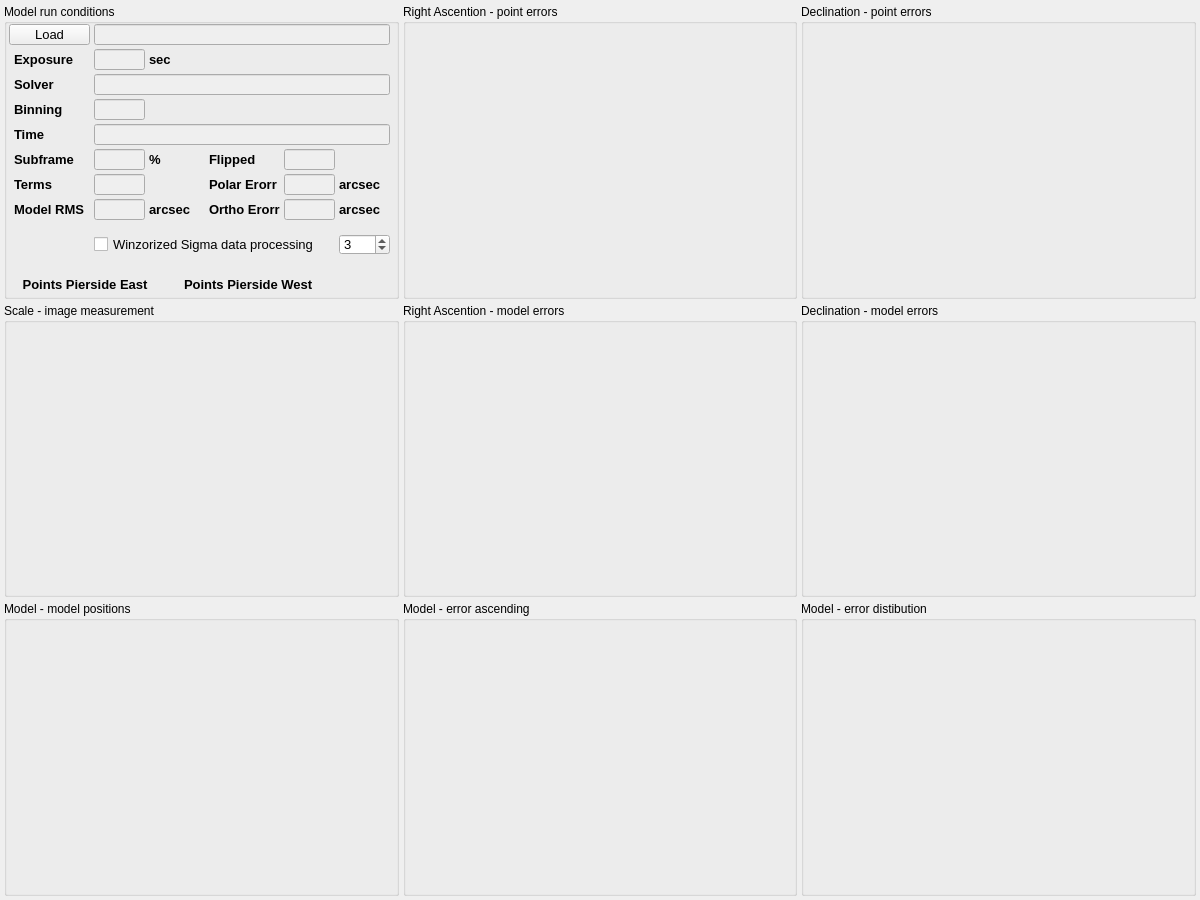
Qt form mw4/gui/widgets/analyse.ui (mworion/MountWizzard4) before a commit.
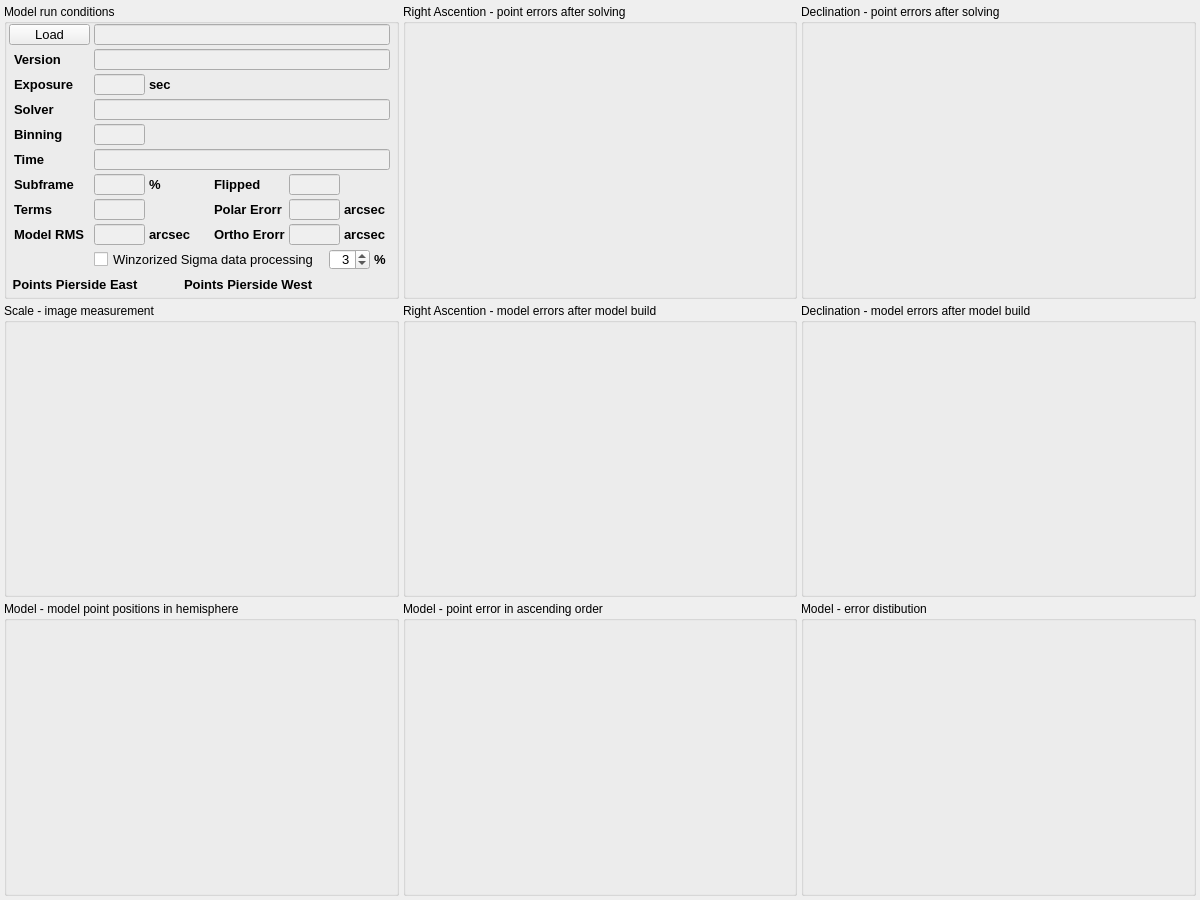
The same form after that commit.

What changed in the file:
```diff
--- a/mw4/gui/widgets/analyse.ui
+++ b/mw4/gui/widgets/analyse.ui
@@ -73,7 +73,7 @@
       </sizepolicy>
      </property>
      <property name="title">
-      <string>Right Ascention - point errors</string>
+      <string>Right Ascention - point errors after solving</string>
      </property>
      <property name="large" stdset="0">
       <bool>true</bool>
@@ -119,7 +119,7 @@
       </sizepolicy>
      </property>
      <property name="title">
-      <string>Declination - model errors</string>
+      <string>Declination - model errors after model build</string>
      </property>
      <property name="large" stdset="0">
       <bool>true</bool>
@@ -165,7 +165,7 @@
       </sizepolicy>
      </property>
      <property name="title">
-      <string>Right Ascention - model errors</string>
+      <string>Right Ascention - model errors after model build</string>
      </property>
      <property name="large" stdset="0">
       <bool>true</bool>
@@ -332,7 +332,7 @@
       <property name="geometry">
        <rect>
         <x>90</x>
-        <y>45</y>
+        <y>70</y>
         <width>51</width>
         <height>21</height>
        </rect>
@@ -371,7 +371,7 @@
       <property name="geometry">
        <rect>
         <x>90</x>
-        <y>70</y>
+        <y>95</y>
         <width>296</width>
         <height>21</height>
        </rect>
@@ -410,7 +410,7 @@
       <property name="geometry">
        <rect>
         <x>90</x>
-        <y>95</y>
+        <y>120</y>
         <width>51</width>
         <height>21</height>
        </rect>
@@ -449,7 +449,7 @@
       <property name="geometry">
        <rect>
         <x>90</x>
-        <y>120</y>
+        <y>145</y>
         <width>296</width>
         <height>21</height>
        </rect>
@@ -488,7 +488,7 @@
       <property name="geometry">
        <rect>
         <x>90</x>
-        <y>145</y>
+        <y>170</y>
         <width>51</width>
         <height>21</height>
        </rect>
@@ -516,6 +516,9 @@
       <property name="text">
        <string/>
       </property>
+      <property name="alignment">
+       <set>Qt::AlignRight|Qt::AlignTrailing|Qt::AlignVCenter</set>
+      </property>
       <property name="readOnly">
        <bool>true</bool>
       </property>
@@ -524,7 +527,7 @@
       <property name="geometry">
        <rect>
         <x>10</x>
-        <y>45</y>
+        <y>70</y>
         <width>76</width>
         <height>21</height>
        </rect>
@@ -544,7 +547,7 @@
       <property name="geometry">
        <rect>
         <x>10</x>
-        <y>70</y>
+        <y>95</y>
         <width>76</width>
         <height>21</height>
        </rect>
@@ -564,7 +567,7 @@
       <property name="geometry">
        <rect>
         <x>10</x>
-        <y>95</y>
+        <y>120</y>
         <width>76</width>
         <height>21</height>
        </rect>
@@ -584,7 +587,7 @@
       <property name="geometry">
        <rect>
         <x>10</x>
-        <y>120</y>
+        <y>145</y>
         <width>76</width>
         <height>21</height>
        </rect>
@@ -604,7 +607,7 @@
       <property name="geometry">
        <rect>
         <x>10</x>
-        <y>145</y>
+        <y>170</y>
         <width>76</width>
         <height>21</height>
        </rect>
@@ -624,7 +627,7 @@
       <property name="geometry">
        <rect>
         <x>90</x>
-        <y>230</y>
+        <y>245</y>
         <width>231</width>
         <height>21</height>
        </rect>
@@ -644,8 +647,8 @@
       </property>
       <property name="geometry">
        <rect>
-        <x>280</x>
-        <y>145</y>
+        <x>285</x>
+        <y>170</y>
         <width>51</width>
         <height>21</height>
        </rect>
@@ -673,6 +676,9 @@
       <property name="text">
        <string/>
       </property>
+      <property name="alignment">
+       <set>Qt::AlignRight|Qt::AlignTrailing|Qt::AlignVCenter</set>
+      </property>
       <property name="readOnly">
        <bool>true</bool>
       </property>
@@ -680,8 +686,8 @@
      <widget class="QLabel" name="label_7">
       <property name="geometry">
        <rect>
-        <x>205</x>
-        <y>145</y>
+        <x>210</x>
+        <y>170</y>
         <width>56</width>
         <height>21</height>
        </rect>
@@ -700,9 +706,9 @@
      <widget class="QDoubleSpinBox" name="limit">
       <property name="geometry">
        <rect>
-        <x>335</x>
-        <y>230</y>
-        <width>51</width>
+        <x>325</x>
+        <y>245</y>
+        <width>41</width>
         <height>21</height>
        </rect>
       </property>
@@ -711,6 +717,9 @@
         <pointsize>10</pointsize>
        </font>
       </property>
+      <property name="alignment">
+       <set>Qt::AlignRight|Qt::AlignTrailing|Qt::AlignVCenter</set>
+      </property>
       <property name="decimals">
        <number>0</number>
       </property>
@@ -724,7 +733,7 @@
      <widget class="QLabel" name="pointsEast">
       <property name="geometry">
        <rect>
-        <x>15</x>
+        <x>5</x>
         <y>270</y>
         <width>136</width>
         <height>21</height>
@@ -748,7 +757,7 @@
       <property name="geometry">
        <rect>
         <x>10</x>
-        <y>170</y>
+        <y>195</y>
         <width>76</width>
         <height>21</height>
        </rect>
@@ -767,8 +776,8 @@
      <widget class="QLabel" name="label_9">
       <property name="geometry">
        <rect>
-        <x>205</x>
-        <y>170</y>
+        <x>210</x>
+        <y>195</y>
         <width>76</width>
         <height>21</height>
        </rect>
@@ -787,8 +796,8 @@
      <widget class="QLabel" name="label_10">
       <property name="geometry">
        <rect>
-        <x>205</x>
-        <y>195</y>
+        <x>210</x>
+        <y>220</y>
         <width>76</width>
         <height>21</height>
        </rect>
@@ -810,8 +819,8 @@
       </property>
       <property name="geometry">
        <rect>
-        <x>280</x>
-        <y>170</y>
+        <x>285</x>
+        <y>195</y>
         <width>51</width>
         <height>21</height>
        </rect>
@@ -839,6 +848,9 @@
       <property name="text">
        <string/>
       </property>
+      <property name="alignment">
+       <set>Qt::AlignRight|Qt::AlignTrailing|Qt::AlignVCenter</set>
+      </property>
       <property name="readOnly">
        <bool>true</bool>
       </property>
@@ -849,8 +861,8 @@
       </property>
       <property name="geometry">
        <rect>
-        <x>280</x>
-        <y>195</y>
+        <x>285</x>
+        <y>220</y>
         <width>51</width>
         <height>21</height>
        </rect>
@@ -878,6 +890,9 @@
       <property name="text">
        <string/>
       </property>
+      <property name="alignment">
+       <set>Qt::AlignRight|Qt::AlignTrailing|Qt::AlignVCenter</set>
+      </property>
       <property name="readOnly">
        <bool>true</bool>
       </property>
@@ -889,7 +904,7 @@
       <property name="geometry">
        <rect>
         <x>90</x>
-        <y>170</y>
+        <y>195</y>
         <width>51</width>
         <height>21</height>
        </rect>
@@ -917,6 +932,9 @@
       <property name="text">
        <string/>
       </property>
+      <property name="alignment">
+       <set>Qt::AlignRight|Qt::AlignTrailing|Qt::AlignVCenter</set>
+      </property>
       <property name="readOnly">
        <bool>true</bool>
       </property>
@@ -925,7 +943,7 @@
       <property name="geometry">
        <rect>
         <x>10</x>
-        <y>195</y>
+        <y>220</y>
         <width>76</width>
         <height>21</height>
        </rect>
@@ -948,7 +966,7 @@
       <property name="geometry">
        <rect>
         <x>90</x>
-        <y>195</y>
+        <y>220</y>
         <width>51</width>
         <height>21</height>
        </rect>
@@ -976,6 +994,9 @@
       <property name="text">
        <string/>
       </property>
+      <property name="alignment">
+       <set>Qt::AlignRight|Qt::AlignTrailing|Qt::AlignVCenter</set>
+      </property>
       <property name="readOnly">
        <bool>true</bool>
       </property>
@@ -983,8 +1004,8 @@
      <widget class="QLabel" name="label_12">
       <property name="geometry">
        <rect>
-        <x>335</x>
-        <y>170</y>
+        <x>340</x>
+        <y>195</y>
         <width>46</width>
         <height>21</height>
        </rect>
@@ -1003,8 +1024,8 @@
      <widget class="QLabel" name="label_13">
       <property name="geometry">
        <rect>
-        <x>335</x>
-        <y>195</y>
+        <x>340</x>
+        <y>220</y>
         <width>46</width>
         <height>21</height>
        </rect>
@@ -1024,7 +1045,7 @@
       <property name="geometry">
        <rect>
         <x>145</x>
-        <y>195</y>
+        <y>220</y>
         <width>46</width>
         <height>21</height>
        </rect>
@@ -1044,7 +1065,7 @@
       <property name="geometry">
        <rect>
         <x>145</x>
-        <y>145</y>
+        <y>170</y>
         <width>46</width>
         <height>21</height>
        </rect>
@@ -1064,7 +1085,7 @@
       <property name="geometry">
        <rect>
         <x>145</x>
-        <y>45</y>
+        <y>70</y>
         <width>46</width>
         <height>21</height>
        </rect>
@@ -1103,6 +1124,85 @@
        <string>green</string>
       </property>
      </widget>
+     <widget class="QLineEdit" name="version">
+      <property name="enabled">
+       <bool>false</bool>
+      </property>
+      <property name="geometry">
+       <rect>
+        <x>90</x>
+        <y>45</y>
+        <width>296</width>
+        <height>21</height>
+       </rect>
+      </property>
+      <property name="font">
+       <font>
+        <family>Courier</family>
+        <pointsize>10</pointsize>
+        <weight>50</weight>
+        <bold>false</bold>
+       </font>
+      </property>
+      <property name="mouseTracking">
+       <bool>false</bool>
+      </property>
+      <property name="acceptDrops">
+       <bool>false</bool>
+      </property>
+      <property name="toolTip">
+       <string>Name of Model Points file, where the data is stored. </string>
+      </property>
+      <property name="layoutDirection">
+       <enum>Qt::RightToLeft</enum>
+      </property>
+      <property name="text">
+       <string/>
+      </property>
+      <property name="readOnly">
+       <bool>true</bool>
+      </property>
+     </widget>
+     <widget class="QLabel" name="label_6">
+      <property name="geometry">
+       <rect>
+        <x>10</x>
+        <y>45</y>
+        <width>76</width>
+        <height>21</height>
+       </rect>
+      </property>
+      <property name="font">
+       <font>
+        <pointsize>10</pointsize>
+        <weight>75</weight>
+        <bold>true</bold>
+       </font>
+      </property>
+      <property name="text">
+       <string>Version</string>
+      </property>
+     </widget>
+     <widget class="QLabel" name="label_17">
+      <property name="geometry">
+       <rect>
+        <x>370</x>
+        <y>245</y>
+        <width>16</width>
+        <height>21</height>
+       </rect>
+      </property>
+      <property name="font">
+       <font>
+        <pointsize>10</pointsize>
+        <weight>75</weight>
+        <bold>true</bold>
+       </font>
+      </property>
+      <property name="text">
+       <string>%</string>
+      </property>
+     </widget>
     </widget>
    </item>
    <item row="0" column="2">
@@ -1114,7 +1214,7 @@
       </sizepolicy>
      </property>
      <property name="title">
-      <string>Declination - point errors</string>
+      <string>Declination - point errors after solving</string>
      </property>
      <property name="large" stdset="0">
       <bool>true</bool>
@@ -1160,7 +1260,7 @@
       </sizepolicy>
      </property>
      <property name="title">
-      <string>Model - model positions</string>
+      <string>Model - model point positions in hemisphere</string>
      </property>
      <property name="large" stdset="0">
       <bool>true</bool>
@@ -1200,7 +1300,7 @@
    <item row="2" column="1">
     <widget class="QGroupBox" name="groupBox_8">
      <property name="title">
-      <string>Model - error ascending</string>
+      <string>Model - point error in ascending order</string>
      </property>
      <property name="large" stdset="0">
       <bool>true</bool>
```
